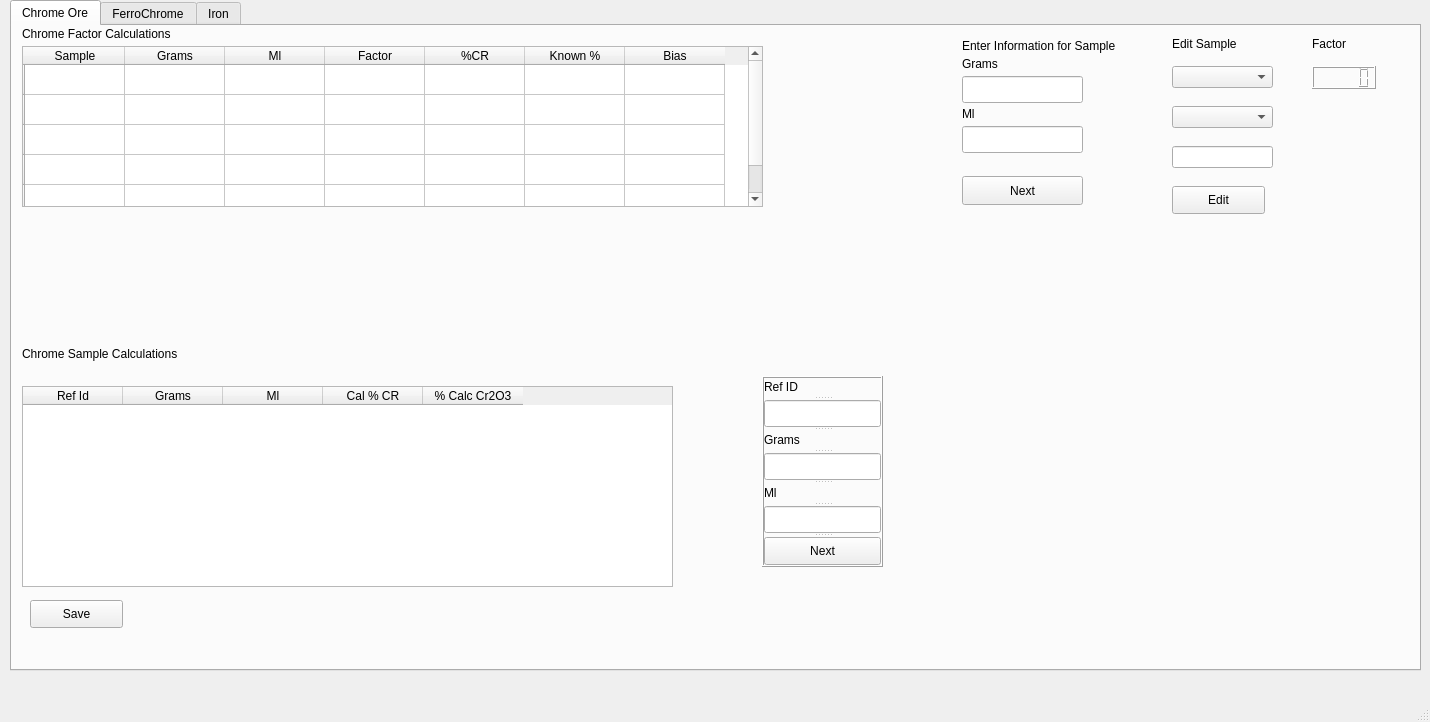
shabd/rc-analytics-desktop, file rc_onesave.ui: the form before one commit.
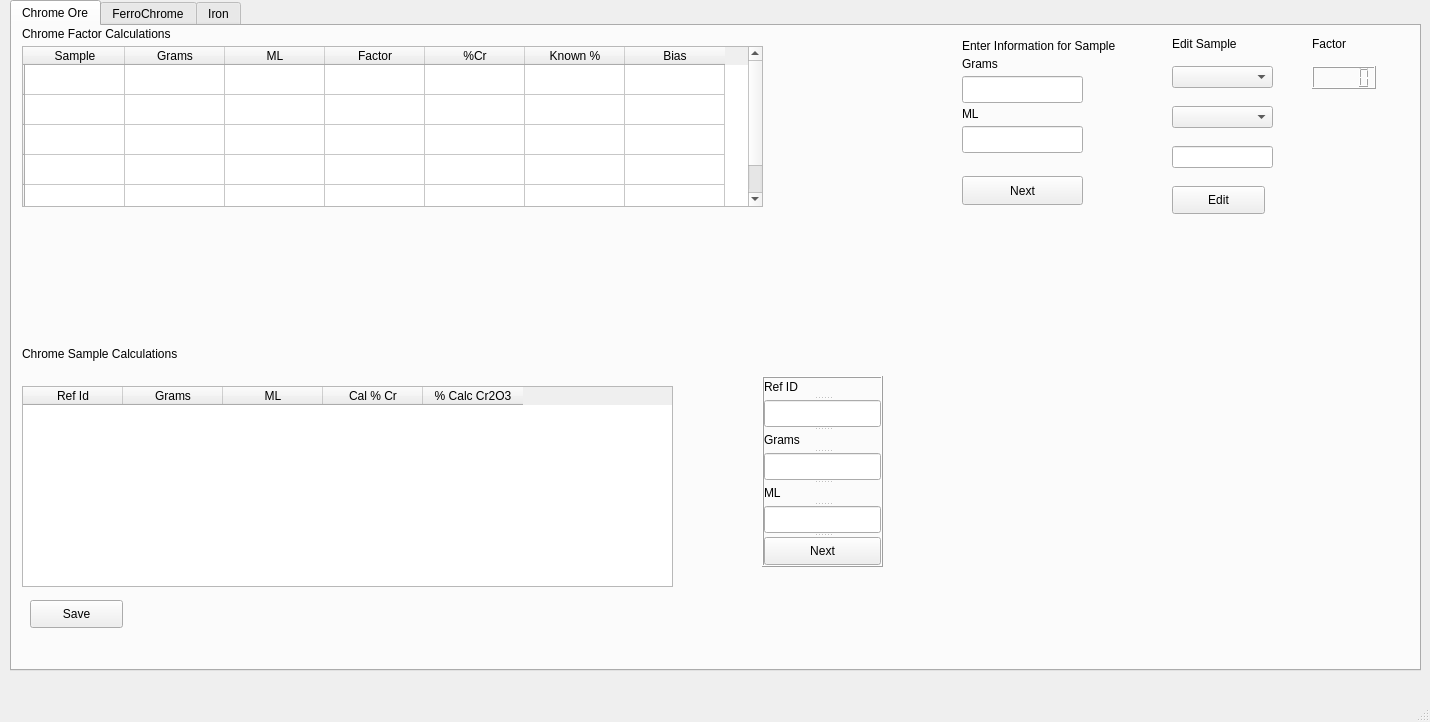
The form after the commit.

What changed in the file:
```diff
--- a/rc_onesave.ui
+++ b/rc_onesave.ui
@@ -98,7 +98,7 @@
       </column>
       <column>
        <property name="text">
-        <string>Ml</string>
+        <string>ML</string>
        </property>
       </column>
       <column>
@@ -108,7 +108,7 @@
       </column>
       <column>
        <property name="text">
-        <string>%CR</string>
+        <string>%Cr</string>
        </property>
       </column>
       <column>
@@ -258,6 +258,9 @@
        </property>
       </item>
       <item row="2" column="6">
+       <property name="text">
+        <string/>
+       </property>
        <property name="flags">
         <set>ItemIsSelectable|ItemIsDragEnabled|ItemIsDropEnabled|ItemIsUserCheckable|ItemIsEnabled</set>
        </property>
@@ -400,12 +403,12 @@
       </column>
       <column>
        <property name="text">
-        <string>Ml</string>
+        <string>ML</string>
        </property>
       </column>
       <column>
        <property name="text">
-        <string>Cal % CR</string>
+        <string>Cal % Cr</string>
        </property>
       </column>
       <column>
@@ -465,7 +468,7 @@
       <widget class="QLineEdit" name="cr_sample_grams_value"/>
       <widget class="QLabel" name="cr_sample_ml_text">
        <property name="text">
-        <string>Ml</string>
+        <string>ML</string>
        </property>
       </widget>
       <widget class="QLineEdit" name="cr_sample_ml_value"/>
@@ -508,7 +511,7 @@
        </rect>
       </property>
       <property name="text">
-       <string>Ml</string>
+       <string>ML</string>
       </property>
      </widget>
      <widget class="QLineEdit" name="cr_factor_ml_value">
```
Left out of the diff: 18 changed lines with no effect on the pictures.
